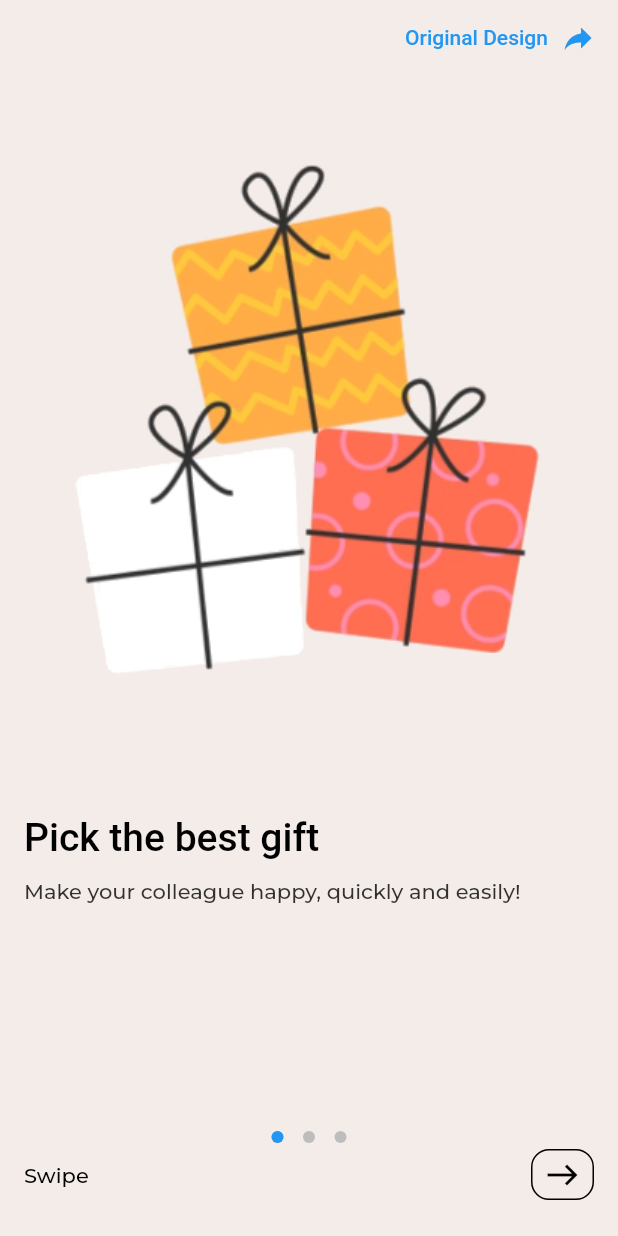
After one commit to gustavo-hillesheim/flutter_design_practice, a Flutter app: the ChristmasAppOnBoarding screen opened by its route, on a phone screen of 412 x 824 dp. The commit adds this screen. Run offline on Flutter 3.47's test engine with Material 2 defaults, Android fonts, the phone set to English and light mode, and no system bars; our stand-ins replace charts_flutter, google_fonts; missing offline and left inert: cryptocoins_icons; Roboto replaces fonts that are missing (Petrona).

Commit message:
Added Christmas OnBoarding App

```diff
--- /dev/null
+++ b/lib/christmas_app_onboarding.dart
@@ -0,0 +1,347 @@
+import 'package:flutter/material.dart';
+import 'package:flutter_design_practice/original_design_reference.dart';
+import 'package:google_fonts/google_fonts.dart';
+
+const orange = Color(0xFFF56838);
+const white = Color(0xFFF3ECE9);
+
+class ChristmasAppOnBoarding extends StatefulWidget {
+  const ChristmasAppOnBoarding({Key? key}) : super(key: key);
+
+  @override
+  State<ChristmasAppOnBoarding> createState() => _ChristmasAppOnBoardingState();
+}
+
+class _ChristmasAppOnBoardingState extends State<ChristmasAppOnBoarding> {
+  late final pageController = PageController();
+  var currentPage = 0;
+  bool ignoreBodyScroll = false;
+  bool ignoreImageScroll = false;
+
+  Color get textColor {
+    return currentPage % 2 == 0 ? Colors.black : Colors.white;
+  }
+
+  Color get pageIndicatorActiveColor {
+    return currentPage % 2 == 0 ? Colors.blue : Colors.white;
+  }
+
+  Color get pageIndicatorInactiveColor {
+    return currentPage % 2 == 0 ? Colors.grey.shade400 : Colors.white38;
+  }
+
+  @override
+  void initState() {
+    super.initState();
+  }
+
+  @override
+  Widget build(BuildContext context) {
+    final textTheme = TextTheme(
+      headline1: GoogleFonts.petrona(
+        fontSize: 26,
+        fontWeight: FontWeight.w500,
+      ),
+      bodyText1: GoogleFonts.montserrat(
+        fontSize: 14,
+        color: Colors.white70,
+      ),
+    );
+
+    return Scaffold(
+      body: Theme(
+        data: Theme.of(context).copyWith(textTheme: textTheme),
+        child: AnimatedContainer(
+          duration: const Duration(milliseconds: 100),
+          color: currentPage % 2 == 0 ? white : orange,
+          child: Column(
+            children: [
+              const Align(
+                alignment: Alignment.centerRight,
+                child: SizedBox(
+                  height: 50,
+                  width: 150,
+                  child: OriginalDesignButton(
+                    url:
+                        'https://dribbble.com/shots/17113492-Christmas-Gift-App',
+                  ),
+                ),
+              ),
+              Expanded(
+                child: PageView(
+                  controller: pageController,
+                  onPageChanged: (page) => setState(() {
+                    currentPage = page;
+                  }),
+                  children: [
+                    _PageTemplate(
+                      title: 'Pick the best gift',
+                      text: 'Make your colleague happy, quickly and easily!',
+                      image: 'image_1.png',
+                      textColor: textColor,
+                    ),
+                    _PageTemplate(
+                      title: 'Wishlist, interests & preferences',
+                      text:
+                          'Finding a gift is easier when you know the person\'s '
+                          'desires.',
+                      image: 'image_2.png',
+                      textColor: textColor,
+                    ),
+                    _PageTemplate(
+                      title: 'Order a festive mood in the app',
+                      text: 'Order flowers, balls, cake, host of the holiday',
+                      image: 'image_3.png',
+                      textColor: textColor,
+                    ),
+                  ],
+                ),
+              ),
+              if (currentPage < 2)
+                Column(
+                  children: [
+                    Center(
+                      child: _PageIndicator(
+                        totalPages: 3,
+                        currentPage: currentPage,
+                        activeColor: pageIndicatorActiveColor,
+                        inactiveColor: pageIndicatorInactiveColor,
+                      ),
+                    ),
+                    NavigationRow(
+                      textColor: textColor,
+                      onTapNext: () {
+                        pageController.nextPage(
+                          duration: const Duration(milliseconds: 500),
+                          curve: Curves.ease,
+                        );
+                      },
+                    ),
+                  ],
+                )
+              else
+                Padding(
+                  padding: const EdgeInsets.symmetric(
+                    vertical: 24,
+                    horizontal: 16,
+                  ),
+                  child: SizedBox(
+                    width: double.infinity,
+                    height: 40,
+                    child: _CustomButton(
+                      color: textColor,
+                      onTap: () => Navigator.pop(context),
+                      child: Center(
+                        child: Text(
+                          'Let\'s go!',
+                          style: textTheme.bodyText1?.copyWith(
+                            color: textColor,
+                            fontSize: 18,
+                          ),
+                        ),
+                      ),
+                    ),
+                  ),
+                ),
+            ],
+          ),
+        ),
+      ),
+    );
+  }
+}
+
+class _PageTemplate extends StatelessWidget {
+  final String title;
+  final String text;
+  final String image;
+  final Color textColor;
+
+  const _PageTemplate({
+    required this.title,
+    required this.text,
+    required this.image,
+    required this.textColor,
+  });
+
+  @override
+  Widget build(BuildContext context) {
+    final textTheme = Theme.of(context).textTheme;
+    final bodyColor = textColor.withOpacity(0.8);
+
+    return Column(
+      crossAxisAlignment: CrossAxisAlignment.start,
+      children: [
+        Expanded(
+          flex: 2,
+          child: Padding(
+            padding: const EdgeInsets.all(32),
+            child: Center(
+              child: Image.asset(
+                'assets/christmas_app_onboarding/$image',
+                fit: BoxFit.fill,
+              ),
+            ),
+          ),
+        ),
+        Expanded(
+          child: Padding(
+            padding: const EdgeInsets.fromLTRB(16, 24, 16, 4),
+            child: Column(
+              crossAxisAlignment: CrossAxisAlignment.start,
+              children: [
+                Text(
+                  title,
+                  style: textTheme.headline1?.copyWith(
+                    color: textColor,
+                  ),
+                ),
+                const SizedBox(height: 12),
+                Text(
+                  text,
+                  style: textTheme.bodyText1?.copyWith(color: bodyColor),
+                ),
+              ],
+            ),
+          ),
+        ),
+      ],
+    );
+  }
+}
+
+class NavigationRow extends StatelessWidget {
+  final Color textColor;
+  final VoidCallback onTapNext;
+
+  const NavigationRow({
+    Key? key,
+    required this.textColor,
+    required this.onTapNext,
+  }) : super(key: key);
+
+  @override
+  Widget build(BuildContext context) {
+    return Padding(
+      padding: const EdgeInsets.fromLTRB(16, 4, 16, 24),
+      child: Row(
+        children: [
+          Text(
+            'Swipe',
+            style: Theme.of(context)
+                .textTheme
+                .bodyText1
+                ?.copyWith(color: textColor),
+          ),
+          const Spacer(),
+          _CustomButton(
+            child: Icon(Icons.east, color: textColor),
+            color: textColor,
+            onTap: onTapNext,
+          ),
+        ],
+      ),
+    );
+  }
+}
+
+class _CustomButton extends StatelessWidget {
+  final Color color;
+  final VoidCallback onTap;
+  final Widget child;
+
+  const _CustomButton({
+    Key? key,
+    required this.color,
+    required this.onTap,
+    required this.child,
+  }) : super(key: key);
+
+  @override
+  Widget build(BuildContext context) {
+    return Material(
+      color: Colors.transparent,
+      child: InkWell(
+        borderRadius: BorderRadius.circular(12),
+        onTap: onTap,
+        child: Container(
+          decoration: BoxDecoration(
+            border: Border.all(color: color),
+            borderRadius: BorderRadius.circular(12),
+          ),
+          padding: const EdgeInsets.symmetric(
+            vertical: 4,
+            horizontal: 8,
+          ),
+          child: child,
+        ),
+      ),
+    );
+  }
+}
+
+class _PageIndicator extends StatelessWidget {
+  final int totalPages;
+  final int currentPage;
+  final Color activeColor;
+  final Color inactiveColor;
+
+  const _PageIndicator({
+    Key? key,
+    required this.totalPages,
+    required this.currentPage,
+    required this.activeColor,
+    required this.inactiveColor,
+  }) : super(key: key);
+
+  @override
+  Widget build(BuildContext context) {
+    return SizedBox(
+      width: 50,
+      child: Stack(
+        children: [
+          Row(
+            mainAxisAlignment: MainAxisAlignment.spaceBetween,
+            children: [
+              for (var i = 0; i < totalPages; i++)
+                Container(
+                  width: 8,
+                  height: 8,
+                  decoration: BoxDecoration(
+                    borderRadius: BorderRadius.circular(16),
+                    color: inactiveColor,
+                  ),
+                ),
+            ],
+          ),
+          AnimatedAlign(
+            duration: const Duration(milliseconds: 300),
+            alignment: activeDotAlignment,
+            child: AnimatedContainer(
+              duration: const Duration(milliseconds: 500),
+              width: 8,
+              height: 8,
+              decoration: BoxDecoration(
+                borderRadius: BorderRadius.circular(16),
+                color: activeColor,
+              ),
+            ),
+          ),
+        ],
+      ),
+    );
+  }
+
+  Alignment get activeDotAlignment {
+    switch (currentPage) {
+      case 0:
+        return Alignment.centerLeft;
+      case 1:
+        return Alignment.center;
+      case 2:
+        return Alignment.centerRight;
+      default:
+        return Alignment.center;
+    }
+  }
+}
--- a/lib/main.dart
+++ b/lib/main.dart
@@ -1,5 +1,6 @@
 import 'package:flutter/gestures.dart';
 import 'package:flutter/material.dart';
+import 'package:flutter_design_practice/christmas_app_onboarding.dart';
 import 'package:flutter_design_practice/crypto_wallet.dart';
 
 void main() {
@@ -29,6 +30,8 @@ class MyApp extends StatelessWidget {
               routes: {
                 '/': (_) => const Home(),
                 '/crypto-wallet': (_) => const CryptoWallet(),
+                '/christmas-app-onboarding': (_) =>
+                    const ChristmasAppOnBoarding(),
               },
             ),
           ),
@@ -54,6 +57,11 @@ class Home extends StatelessWidget {
               onPressed: () => _push(context, '/crypto-wallet'),
               child: const Text('Crypto Wallet'),
             ),
+            const SizedBox(height: 16),
+            ElevatedButton(
+              onPressed: () => _push(context, '/christmas-app-onboarding'),
+              child: const Text('Christmas App OnBoarding'),
+            ),
           ],
         ),
       ),
--- a/pubspec.yaml
+++ b/pubspec.yaml
@@ -16,6 +16,7 @@ dependencies:
   cryptocoins_icons: ^0.3.0
   charts_flutter: ^0.12.0
   url_launcher: ^6.0.17
+  rive: ^0.8.1
 
 dev_dependencies:
   flutter_test:
@@ -24,3 +25,6 @@ dev_dependencies:
 
 flutter:
   uses-material-design: true
+
+  assets:
+    - assets/christmas_app_onboarding/
```
Also changed, not shown: assets/christmas_app_onboarding/image_1.png (added), assets/christmas_app_onboarding/image_2.png (added), assets/christmas_app_onboarding/image_3.png (added), pubspec.lock, 1 other file.
